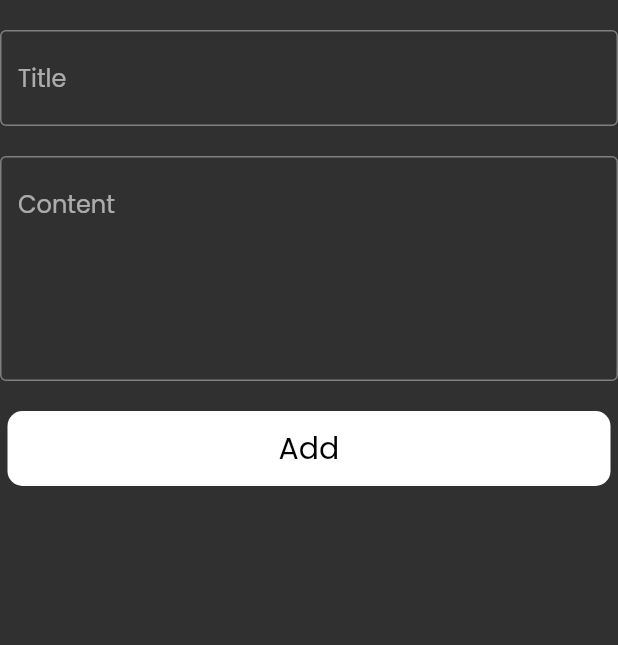
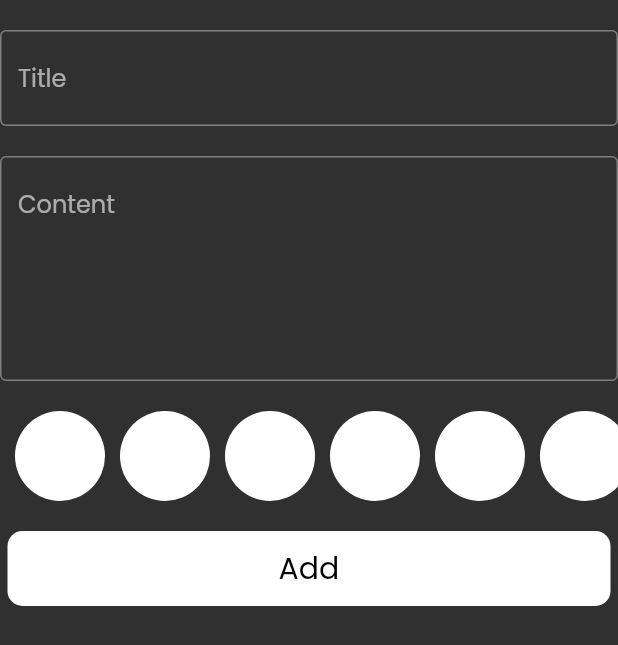
Before and after one commit to MostafaAmer12/Notes_App, a Flutter app: the AddNotesForm widget shown alone on an empty page, opened directly, on a phone screen of 412 x 824 dp. Shown: the top 645 px of the screen. Run offline on Flutter 3.47's test engine with Material 2 defaults, Android fonts, the phone set to English and light mode, and no system bars; our stand-ins replace bloc, flutter_bloc, hive, hive_flutter; accounts and stored records are empty.

Commit message:
build color items

```diff
--- a/lib/views/widgets/add_notes_form.dart
+++ b/lib/views/widgets/add_notes_form.dart
@@ -3,6 +3,7 @@ import 'package:flutter_bloc/flutter_bloc.dart';
 import 'package:intl/intl.dart';
 import 'package:notes_app/views/cubit/add_note_cubit/add_note_cubit.dart';
 import 'package:notes_app/views/models/notes_model.dart';
+import 'package:notes_app/views/widgets/color_list_view.dart';
 import 'package:notes_app/views/widgets/custom_button.dart';
 import 'package:notes_app/views/widgets/text_field.dart';
 
@@ -48,6 +49,10 @@ class _AddNotesFormState extends State<AddNotesForm> {
           const SizedBox(
             height: 20,
           ),
+          const ColorListView(),
+          const SizedBox(
+            height: 20,
+          ),
           BlocBuilder<AddNoteCubit, AddNoteState>(
             builder: (context, state) {
               return CustomButton(
--- /dev/null
+++ b/lib/views/widgets/color_item.dart
@@ -0,0 +1,16 @@
+import 'package:flutter/material.dart';
+
+class ColorItem extends StatelessWidget {
+  const ColorItem({super.key});
+
+  @override
+  Widget build(BuildContext context) {
+    return const Padding(
+      padding: EdgeInsets.symmetric(horizontal: 5),
+      child: CircleAvatar(
+        backgroundColor: Colors.white,
+        radius: 30,
+      ),
+    );
+  }
+}
--- /dev/null
+++ b/lib/views/widgets/color_list_view.dart
@@ -0,0 +1,21 @@
+import 'package:flutter/material.dart';
+import 'package:notes_app/views/widgets/color_item.dart';
+
+class ColorListView extends StatelessWidget {
+  const ColorListView({super.key});
+
+  @override
+  Widget build(BuildContext context) {
+    return SizedBox(
+      height: 60,
+      child: ListView.builder(
+        itemBuilder: (context, index) {
+          return const ColorItem();
+        },
+        itemCount: 10,
+        scrollDirection: Axis.horizontal,
+        padding: const EdgeInsets.symmetric(horizontal: 5),
+      ),
+    );
+  }
+}
```
